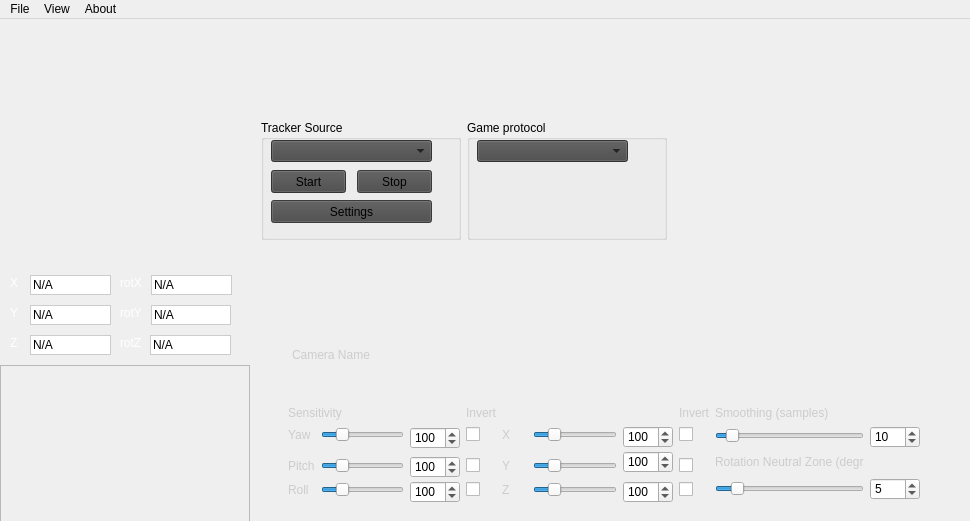
Above: FaceTrackNoIR/FaceTrackNoIR.ui from aavendan/facetracknoir before the change. Below: the same form after it.
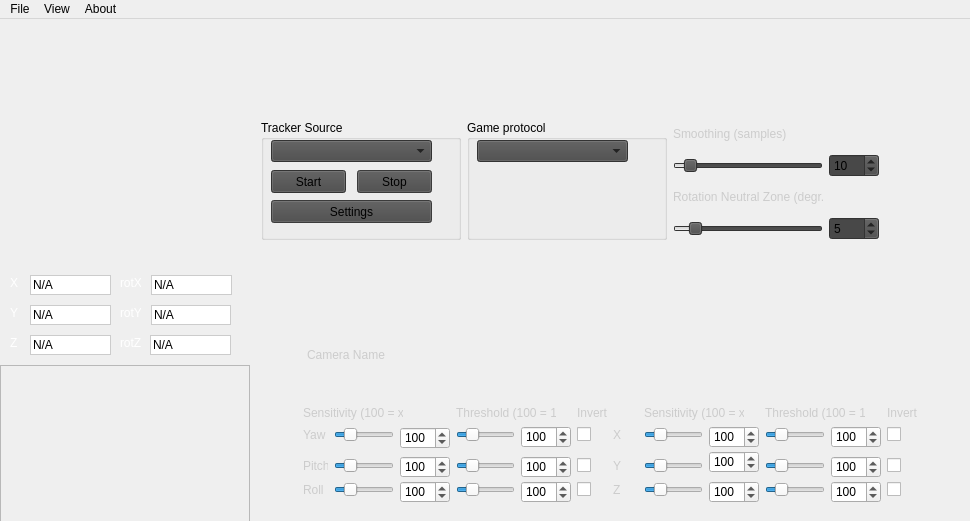
That is the form after the change. Icons and pictures are not drawn.

Commit message: WVR: Begin implementing Global HotKey and Threshold over movement-values.

```diff
--- a/FaceTrackNoIR/FaceTrackNoIR.ui
+++ b/FaceTrackNoIR/FaceTrackNoIR.ui
@@ -919,6 +919,144 @@
              </widget>
             </widget>
            </item>
+           <item>
+            <layout class="QGridLayout" name="gridLayout_2">
+             <item row="0" column="0" colspan="2">
+              <widget class="QLabel" name="lblSensYaw_3">
+               <property name="minimumSize">
+                <size>
+                 <width>25</width>
+                 <height>0</height>
+                </size>
+               </property>
+               <property name="maximumSize">
+                <size>
+                 <width>150</width>
+                 <height>16777215</height>
+                </size>
+               </property>
+               <property name="styleSheet">
+                <string notr="true">color:#ccc;
+background:none;</string>
+               </property>
+               <property name="text">
+                <string>Smoothing (samples)</string>
+               </property>
+              </widget>
+             </item>
+             <item row="1" column="0">
+              <widget class="QSlider" name="slideSmoothing">
+               <property name="minimumSize">
+                <size>
+                 <width>50</width>
+                 <height>15</height>
+                </size>
+               </property>
+               <property name="minimum">
+                <number>1</number>
+               </property>
+               <property name="maximum">
+                <number>120</number>
+               </property>
+               <property name="pageStep">
+                <number>10</number>
+               </property>
+               <property name="value">
+                <number>10</number>
+               </property>
+               <property name="orientation">
+                <enum>Qt::Horizontal</enum>
+               </property>
+               <property name="tickPosition">
+                <enum>QSlider::NoTicks</enum>
+               </property>
+              </widget>
+             </item>
+             <item row="1" column="1">
+              <widget class="QSpinBox" name="spinSmoothing">
+               <property name="minimumSize">
+                <size>
+                 <width>50</width>
+                 <height>22</height>
+                </size>
+               </property>
+               <property name="maximum">
+                <number>120</number>
+               </property>
+               <property name="value">
+                <number>10</number>
+               </property>
+              </widget>
+             </item>
+             <item row="4" column="0">
+              <widget class="QSlider" name="slideNeutralZone">
+               <property name="minimumSize">
+                <size>
+                 <width>50</width>
+                 <height>15</height>
+                </size>
+               </property>
+               <property name="minimum">
+                <number>0</number>
+               </property>
+               <property name="maximum">
+                <number>45</number>
+               </property>
+               <property name="pageStep">
+                <number>2</number>
+               </property>
+               <property name="value">
+                <number>5</number>
+               </property>
+               <property name="orientation">
+                <enum>Qt::Horizontal</enum>
+               </property>
+               <property name="tickPosition">
+                <enum>QSlider::NoTicks</enum>
+               </property>
+              </widget>
+             </item>
+             <item row="4" column="1">
+              <widget class="QSpinBox" name="spinNeutralZone">
+               <property name="minimumSize">
+                <size>
+                 <width>50</width>
+                 <height>22</height>
+                </size>
+               </property>
+               <property name="maximum">
+                <number>45</number>
+               </property>
+               <property name="value">
+                <number>5</number>
+               </property>
+              </widget>
+             </item>
+             <item row="2" column="0">
+              <widget class="QLabel" name="lblSensYaw_4">
+               <property name="minimumSize">
+                <size>
+                 <width>25</width>
+                 <height>0</height>
+                </size>
+               </property>
+               <property name="maximumSize">
+                <size>
+                 <width>150</width>
+                 <height>16777215</height>
+                </size>
+               </property>
+               <property name="styleSheet">
+                <string notr="true">color:#ccc;
+background:none;</string>
+               </property>
+               <property name="text">
+                <string>Rotation Neutral Zone (degr.)</string>
+               </property>
+              </widget>
+             </item>
+            </layout>
+           </item>
            <item>
             <spacer name="horizontalSpacer_3">
              <property name="orientation">
@@ -1025,19 +1163,6 @@
              </layout>
             </widget>
            </item>
-           <item>
-            <spacer name="horizontalSpacer_10">
-             <property name="orientation">
-              <enum>Qt::Horizontal</enum>
-             </property>
-             <property name="sizeHint" stdset="0">
-              <size>
-               <width>0</width>
-               <height>20</height>
-              </size>
-             </property>
-            </spacer>
-           </item>
           </layout>
          </item>
          <item>
@@ -1101,7 +1226,7 @@
 background:none;</string>
                   </property>
                   <property name="text">
-                   <string>Sensitivity</string>
+                   <string>Sensitivity (100 = x1)</string>
                   </property>
                  </widget>
                 </item>
@@ -1172,7 +1297,7 @@
                   </property>
                  </widget>
                 </item>
-                <item row="1" column="4">
+                <item row="1" column="6">
                  <widget class="QLabel" name="lblSensX">
                   <property name="minimumSize">
                    <size>
@@ -1195,7 +1320,7 @@
                   </property>
                  </widget>
                 </item>
-                <item row="1" column="5">
+                <item row="1" column="7">
                  <widget class="QSlider" name="sensX">
                   <property name="minimumSize">
                    <size>
@@ -1220,7 +1345,7 @@
                   </property>
                  </widget>
                 </item>
-                <item row="1" column="6">
+                <item row="1" column="8">
                  <widget class="QSpinBox" name="spinSensX">
                   <property name="minimumSize">
                    <size>
@@ -1239,7 +1364,7 @@
                   </property>
                  </widget>
                 </item>
-                <item row="2" column="6" rowspan="2">
+                <item row="2" column="8" rowspan="2">
                  <widget class="QSpinBox" name="spinSensY">
                   <property name="minimumSize">
                    <size>
@@ -1325,7 +1450,7 @@
                   </property>
                  </widget>
                 </item>
-                <item row="3" column="4">
+                <item row="3" column="6">
                  <widget class="QLabel" name="lblSensY">
                   <property name="minimumSize">
                    <size>
@@ -1348,7 +1473,7 @@
                   </property>
                  </widget>
                 </item>
-                <item row="3" column="5">
+                <item row="3" column="7">
                  <widget class="QSlider" name="sensY">
                   <property name="minimumSize">
                    <size>
@@ -1440,7 +1565,7 @@
                   </property>
                  </widget>
                 </item>
-                <item row="4" column="4">
+                <item row="4" column="6">
                  <widget class="QLabel" name="lblSensZ">
                   <property name="minimumSize">
                    <size>
@@ -1463,7 +1588,7 @@
                   </property>
                  </widget>
                 </item>
-                <item row="4" column="5">
+                <item row="4" column="7">
                  <widget class="QSlider" name="sensZ">
                   <property name="minimumSize">
                    <size>
@@ -1488,7 +1613,7 @@
                   </property>
                  </widget>
                 </item>
-                <item row="4" column="6">
+                <item row="4" column="8">
                  <widget class="QSpinBox" name="spinSensZ">
                   <property name="minimumSize">
                    <size>
@@ -1507,14 +1632,14 @@
                   </property>
                  </widget>
                 </item>
-                <item row="1" column="3">
+                <item row="1" column="5">
                  <widget class="QCheckBox" name="chkInvertYaw">
                   <property name="text">
                    <string/>
                   </property>
                  </widget>
                 </item>
-                <item row="0" column="3">
+                <item row="0" column="5">
                  <widget class="QLabel" name="lblInvert1">
                   <property name="minimumSize">
                    <size>
@@ -1537,28 +1662,28 @@
                   </property>
                  </widget>
                 </item>
-                <item row="3" column="3">
+                <item row="3" column="5">
                  <widget class="QCheckBox" name="chkInvertPitch">
                   <property name="text">
                    <string/>
                   </property>
                  </widget>
                 </item>
-                <item row="4" column="3">
+                <item row="4" column="5">
                  <widget class="QCheckBox" name="chkInvertRoll">
                   <property name="text">
                    <string/>
                   </property>
                  </widget>
                 </item>
-                <item row="1" column="7">
+                <item row="1" column="11">
                  <widget class="QCheckBox" name="chkInvertX">
                   <property name="text">
                    <string/>
                   </property>
                  </widget>
                 </item>
-                <item row="0" column="7">
+                <item row="0" column="11">
                  <widget class="QLabel" name="lblInvert1_2">
                   <property name="minimumSize">
                    <size>
@@ -1581,29 +1706,157 @@
                   </property>
                  </widget>
                 </item>
-                <item row="3" column="7">
+                <item row="3" column="11">
                  <widget class="QCheckBox" name="chkInvertY">
                   <property name="text">
                    <string/>
                   </property>
                  </widget>
                 </item>
-                <item row="4" column="7">
+                <item row="4" column="11">
                  <widget class="QCheckBox" name="chkInvertZ">
                   <property name="text">
                    <string/>
                   </property>
                  </widget>
                 </item>
-               </layout>
-              </item>
-              <item>
-               <layout class="QGridLayout" name="gridLayout_2">
-                <item row="0" column="0" colspan="2">
-                 <widget class="QLabel" name="lblSensYaw_3">
+                <item row="1" column="3">
+                 <widget class="QSlider" name="thresYaw">
+                  <property name="minimumSize">
+                   <size>
+                    <width>50</width>
+                    <height>15</height>
+                   </size>
+                  </property>
+                  <property name="maximum">
+                   <number>500</number>
+                  </property>
+                  <property name="pageStep">
+                   <number>10</number>
+                  </property>
+                  <property name="value">
+                   <number>100</number>
+                  </property>
+                  <property name="orientation">
+                   <enum>Qt::Horizontal</enum>
+                  </property>
+                  <property name="tickPosition">
+                   <enum>QSlider::NoTicks</enum>
+                  </property>
+                 </widget>
+                </item>
+                <item row="3" column="3">
+                 <widget class="QSlider" name="thresPitch">
                   <property name="minimumSize">
                    <size>
-                    <width>25</width>
+                    <width>50</width>
+                    <height>15</height>
+                   </size>
+                  </property>
+                  <property name="maximum">
+                   <number>500</number>
+                  </property>
+                  <property name="pageStep">
+                   <number>10</number>
+                  </property>
+                  <property name="value">
+                   <number>100</number>
+                  </property>
+                  <property name="orientation">
+                   <enum>Qt::Horizontal</enum>
+                  </property>
+                  <property name="tickPosition">
+                   <enum>QSlider::NoTicks</enum>
+                  </property>
+                 </widget>
+                </item>
+                <item row="4" column="3">
+                 <widget class="QSlider" name="thresRoll">
+                  <property name="minimumSize">
+                   <size>
+                    <width>50</width>
+                    <height>15</height>
+                   </size>
+                  </property>
+                  <property name="maximum">
+                   <number>500</number>
+                  </property>
+                  <property name="pageStep">
+                   <number>10</number>
+                  </property>
+                  <property name="value">
+                   <number>100</number>
+                  </property>
+                  <property name="orientation">
+                   <enum>Qt::Horizontal</enum>
+                  </property>
+                  <property name="tickPosition">
+                   <enum>QSlider::NoTicks</enum>
+                  </property>
+                 </widget>
+                </item>
+                <item row="1" column="4">
+                 <widget class="QSpinBox" name="spinThresYaw">
+                  <property name="minimumSize">
+                   <size>
+                    <width>50</width>
+                    <height>22</height>
+                   </size>
+                  </property>
+                  <property name="maximum">
+                   <number>500</number>
+                  </property>
+                  <property name="singleStep">
+                   <number>10</number>
+                  </property>
+                  <property name="value">
+                   <number>100</number>
+                  </property>
+                 </widget>
+                </item>
+                <item row="3" column="4">
+                 <widget class="QSpinBox" name="spinThresPitch">
+                  <property name="minimumSize">
+                   <size>
+                    <width>50</width>
+                    <height>22</height>
+                   </size>
+                  </property>
+                  <property name="maximum">
+                   <number>500</number>
+                  </property>
+                  <property name="singleStep">
+                   <number>10</number>
+                  </property>
+                  <property name="value">
+                   <number>100</number>
+                  </property>
+                 </widget>
+                </item>
+                <item row="4" column="4">
+                 <widget class="QSpinBox" name="spinThresRoll">
+                  <property name="minimumSize">
+                   <size>
+                    <width>50</width>
+                    <height>22</height>
+                   </size>
+                  </property>
+                  <property name="maximum">
+                   <number>500</number>
+                  </property>
+                  <property name="singleStep">
+                   <number>10</number>
+                  </property>
+                  <property name="value">
+                   <number>100</number>
+                  </property>
+                 </widget>
+                </item>
+                <item row="0" column="3">
+                 <widget class="QLabel" name="lblSensitivity_2">
+                  <property name="minimumSize">
+                   <size>
+                    <width>100</width>
                     <height>0</height>
                    </size>
                   </property>
@@ -1618,29 +1871,26 @@
 background:none;</string>
                   </property>
                   <property name="text">
-                   <string>Smoothing (samples)</string>
+                   <string>Threshold (100 = 1)</string>
                   </property>
                  </widget>
                 </item>
-                <item row="1" column="0">
-                 <widget class="QSlider" name="slideSmoothing">
+                <item row="1" column="9">
+                 <widget class="QSlider" name="thresX">
                   <property name="minimumSize">
                    <size>
                     <width>50</width>
                     <height>15</height>
                    </size>
                   </property>
-                  <property name="minimum">
-                   <number>1</number>
-                  </property>
                   <property name="maximum">
-                   <number>120</number>
+                   <number>500</number>
                   </property>
                   <property name="pageStep">
                    <number>10</number>
                   </property>
                   <property name="value">
-                   <number>10</number>
+                   <number>100</number>
                   </property>
                   <property name="orientation">
                    <enum>Qt::Horizontal</enum>
@@ -1650,41 +1900,47 @@
                   </property>
                  </widget>
                 </item>
-                <item row="1" column="1">
-                 <widget class="QSpinBox" name="spinSmoothing">
+                <item row="3" column="9">
+                 <widget class="QSlider" name="thresY">
                   <property name="minimumSize">
                    <size>
                     <width>50</width>
-                    <height>22</height>
+                    <height>15</height>
                    </size>
                   </property>
                   <property name="maximum">
-                   <number>120</number>
+                   <number>500</number>
                   </property>
-                  <property name="value">
+                  <property name="pageStep">
                    <number>10</number>
                   </property>
+                  <property name="value">
+                   <number>100</number>
+                  </property>
+                  <property name="orientation">
+                   <enum>Qt::Horizontal</enum>
+                  </property>
+                  <property name="tickPosition">
+                   <enum>QSlider::NoTicks</enum>
+                  </property>
                  </widget>
                 </item>
-                <item row="4" column="0">
-                 <widget class="QSlider" name="slideNeutralZone">
+                <item row="4" column="9">
+                 <widget class="QSlider" name="thresZ">
                   <property name="minimumSize">
                    <size>
                     <width>50</width>
                     <height>15</height>
                    </size>
                   </property>
-                  <property name="minimum">
-                   <number>0</number>
-                  </property>
                   <property name="maximum">
-                   <number>45</number>
+                   <number>500</number>
                   </property>
                   <property name="pageStep">
-                   <number>2</number>
+                   <number>10</number>
                   </property>
                   <property name="value">
-                   <number>5</number>
+                   <number>100</number>
                   </property>
                   <property name="orientation">
                    <enum>Qt::Horizontal</enum>
@@ -1694,8 +1950,8 @@
                   </property>
                  </widget>
                 </item>
-                <item row="4" column="1">
-                 <widget class="QSpinBox" name="spinNeutralZone">
+                <item row="1" column="10">
+                 <widget class="QSpinBox" name="spinThresX">
                   <property name="minimumSize">
                    <size>
                     <width>50</width>
@@ -1703,31 +1959,56 @@
                    </size>
                   </property>
                   <property name="maximum">
-                   <number>45</number>
+                   <number>500</number>
                   </property>
                   <property name="value">
-                   <number>5</number>
+                   <number>100</number>
                   </property>
                  </widget>
                 </item>
-                <item row="2" column="2">
-                 <spacer name="horizontalSpacer_14">
-                  <property name="orientation">
-                   <enum>Qt::Horizontal</enum>
+                <item row="3" column="10">
+                 <widget class="QSpinBox" name="spinThresY">
+                  <property name="minimumSize">
+                   <size>
+                    <width>50</width>
+                    <height>22</height>
+                   </size>
                   </property>
-                  <property name="sizeHint" stdset="0">
+                  <property name="maximum">
+                   <number>500</number>
+                  </property>
+                  <property name="singleStep">
+                   <number>10</number>
+                  </property>
+                  <property name="value">
+                   <number>100</number>
+                  </property>
+                 </widget>
+                </item>
+                <item row="4" column="10">
+                 <widget class="QSpinBox" name="spinThresZ">
+                  <property name="minimumSize">
                    <size>
-                    <width>13</width>
-                    <height>20</height>
+                    <width>50</width>
+                    <height>22</height>
                    </size>
                   </property>
-                 </spacer>
+                  <property name="maximum">
+                   <number>500</number>
+                  </property>
+                  <property name="singleStep">
+                   <number>10</number>
+                  </property>
+                  <property name="value">
+                   <number>100</number>
+                  </property>
+                 </widget>
                 </item>
-                <item row="2" column="0">
-                 <widget class="QLabel" name="lblSensYaw_4">
+                <item row="0" column="9">
+                 <widget class="QLabel" name="lblSensitivity_3">
                   <property name="minimumSize">
                    <size>
-                    <width>25</width>
+                    <width>100</width>
                     <height>0</height>
                    </size>
                   </property>
@@ -1742,27 +2023,53 @@
 background:none;</string>
                   </property>
                   <property name="text">
-                   <string>Rotation Neutral Zone (degr.)</string>
+                   <string>Threshold (100 = 1)</string>
                   </property>
                  </widget>
                 </item>
-               </layout>
-              </item>
-             </layout>
-            </widget>
+                <item row="0" column="7">
+                 <widget class="QLabel" name="lblSensitivity_4">
+                  <property name="minimumSize">
+                   <size>
+                    <width>100</width>
+                    <height>0</height>
+                   </size>
+                  </property>
+                  <property name="maximumSize">
+                   <size>
+                    <width>150</width>
+                    <height>16777215</height>
+                   </size>
+                  </property>
+                  <property name="styleSheet">
+                   <string notr="true">color:#ccc;
+background:none;</string>
+                  </property>
+                  <property name="text">
+                   <string>Sensitivity (100 = x1)</string>
+                  </property>
+                 </widget>
+                </item>
+               </layout>
            </item>
            <item>
             <spacer name="horizontalSpacer_13">
              <property name="orientation">
               <enum>Qt::Horizontal</enum>
              </property>
+                <property name="sizeType">
+                 <enum>QSizePolicy::Minimum</enum>
+                </property>
              <property name="sizeHint" stdset="0">
               <size>
-               <width>13</width>
+                  <width>30</width>
                <height>20</height>
               </size>
              </property>
             </spacer>
+              </item>
+             </layout>
+            </widget>
            </item>
           </layout>
          </item>
```
Left out of the diff: 275 changed lines with no effect on the pictures. Lines whose indentation alone changed are shown as unchanged. The commit also changes 16 other files.
